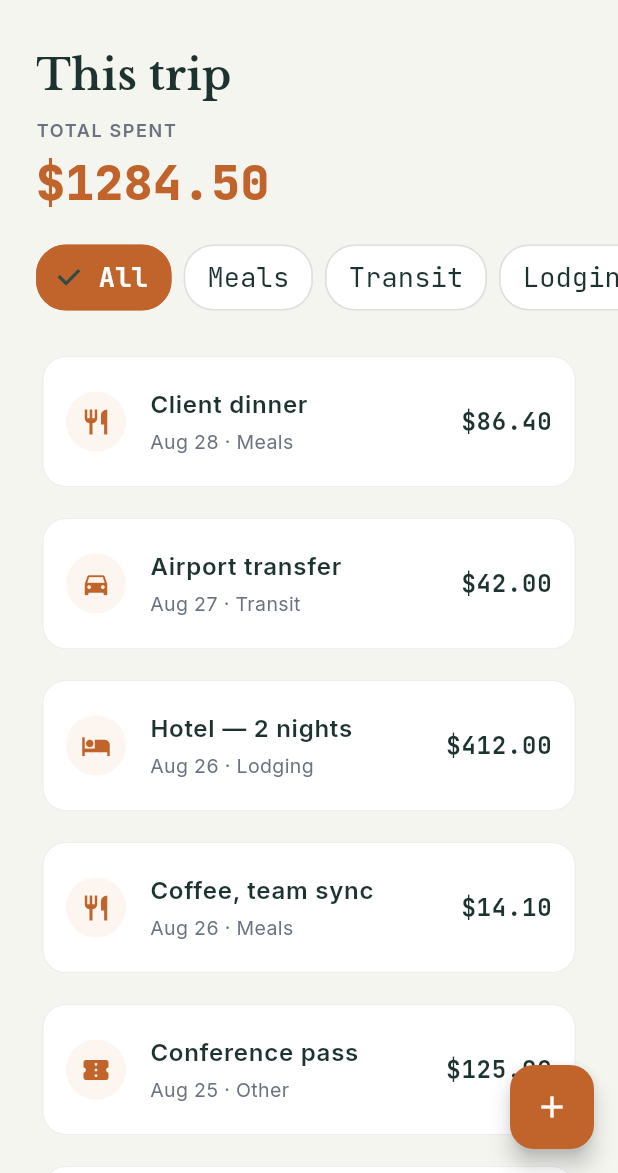
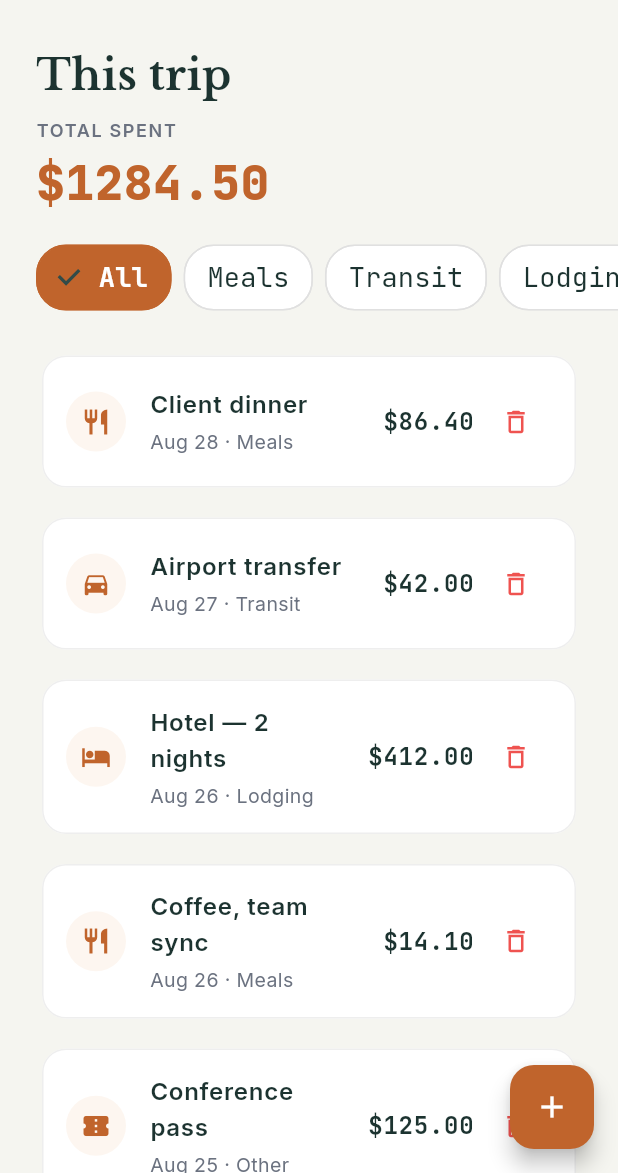
Before and after one commit to webapps-rvcits/waypoint, a Flutter app: the screen it shows after launch, after a tap on "Sign in", on a phone screen of 412 x 824 dp, the part 63-1236 px from its top. Run offline on Flutter 3.47's test engine with Material 3 defaults, Android fonts, the light colour scheme and no system bars; our stand-ins replace flutter_riverpod, fpdart, freezed_annotation, get_it, go_router, google_fonts and 2 more; accounts and stored records are empty; generated files the repository leaves out were written again.

Commit message:
feat: migrate storage to Hive, add password visibility toggle, and add delete expense button

```diff
--- a/lib/app/locator.dart
+++ b/lib/app/locator.dart
@@ -10,17 +10,19 @@ import '../features/expenses/data/repositories/expense_repository_impl.dart';
 import '../features/expenses/domain/repositories/expense_repository.dart';
 import '../features/expenses/domain/usecases/get_expenses_usecase.dart';
 
+import '../features/expenses/data/datasources/hive_expense_remote_data_source.dart';
+
 final locator = GetIt.instance;
 
 void setupLocator() {
   // Storage
-  locator.registerLazySingleton<TokenStorage>(() => SharedPrefTokenStorage());
+  locator.registerLazySingleton<TokenStorage>(() => HiveTokenStorage());
 
   // Data sources
   locator.registerLazySingleton<AuthRemoteDataSource>(
       () => MockAuthRemoteDataSource());
   locator.registerLazySingleton<ExpenseRemoteDataSource>(
-      () => MockExpenseRemoteDataSource());
+      () => HiveExpenseRemoteDataSource());
 
   // Repositories
   locator.registerLazySingleton<AuthRepository>(() => AuthRepositoryImpl(
--- a/lib/core/storage/token_storage.dart
+++ b/lib/core/storage/token_storage.dart
@@ -1,4 +1,4 @@
-import 'package:shared_preferences/shared_preferences.dart';
+import 'package:hive_flutter/hive_flutter.dart';
 
 abstract class TokenStorage {
   Future<void> saveToken(String token);
@@ -6,24 +6,32 @@ abstract class TokenStorage {
   Future<void> deleteToken();
 }
 
-class SharedPrefTokenStorage implements TokenStorage {
+class HiveTokenStorage implements TokenStorage {
+  static const _boxName = 'auth_box';
   static const _key = 'auth_token';
+
+  Future<Box> _getBox() async {
+    if (!Hive.isBoxOpen(_boxName)) {
+      return await Hive.openBox(_boxName);
+    }
+    return Hive.box(_boxName);
+  }
 
   @override
   Future<void> saveToken(String token) async {
-    final prefs = await SharedPreferences.getInstance();
-    await prefs.setString(_key, token);
+    final box = await _getBox();
+    await box.put(_key, token);
   }
 
   @override
   Future<String?> getToken() async {
-    final prefs = await SharedPreferences.getInstance();
-    return prefs.getString(_key);
+    final box = await _getBox();
+    return box.get(_key) as String?;
   }
 
   @override
   Future<void> deleteToken() async {
-    final prefs = await SharedPreferences.getInstance();
-    await prefs.remove(_key);
+    final box = await _getBox();
+    await box.delete(_key);
   }
 }
--- a/lib/features/auth/presentation/pages/login_page.dart
+++ b/lib/features/auth/presentation/pages/login_page.dart
@@ -22,6 +22,7 @@ class _LoginPageState extends ConsumerState<LoginPage> {
   final _passwordController = TextEditingController(text: 'Pass@123');
   final _formKey = GlobalKey<FormState>();
   bool _isLoading = false;
+  bool _obscurePassword = true;
 
   @override
   void dispose() {
@@ -141,10 +142,23 @@ class _LoginPageState extends ConsumerState<LoginPage> {
                   TextFormField(
                     key: const Key('login_password_field'),
                     controller: _passwordController,
-                    obscureText: true,
-                    decoration: const InputDecoration(
+                    obscureText: _obscurePassword,
+                    decoration: InputDecoration(
                       hintText: '••••••••',
                       labelText: 'Password',
+                      suffixIcon: IconButton(
+                        icon: Icon(
+                          _obscurePassword
+                              ? Icons.visibility_outlined
+                              : Icons.visibility_off_outlined,
+                          color: AppTheme.inkMuted,
+                        ),
+                        onPressed: () {
+                          setState(() {
+                            _obscurePassword = !_obscurePassword;
+                          });
+                        },
+                      ),
                     ),
                     validator: (val) {
                       if (val == null || val.length < 6) {
--- /dev/null
+++ b/lib/features/expenses/data/datasources/hive_expense_remote_data_source.dart
@@ -0,0 +1,143 @@
+import 'package:hive_flutter/hive_flutter.dart';
+import '../models/expense_model.dart';
+import 'expense_remote_data_source.dart';
+
+class HiveExpenseRemoteDataSource implements ExpenseRemoteDataSource {
+  static const _boxName = 'expenses_box';
+
+  Future<Box> _getBox() async {
+    if (!Hive.isBoxOpen(_boxName)) {
+      return await Hive.openBox(_boxName);
+    }
+    return Hive.box(_boxName);
+  }
+
+  List<ExpenseModel> _initialSeededExpenses() {
+    final now = DateTime.now();
+    return [
+      ExpenseModel(
+        id: 'exp_1',
+        amount: 86.40,
+        currency: 'USD',
+        title: 'Client dinner',
+        category: 'Meals',
+        date: now.subtract(const Duration(days: 0)).toIso8601String(),
+        note: 'Dinner with Acme Corp stakeholders',
+      ),
+      ExpenseModel(
+        id: 'exp_2',
+        amount: 42.00,
+        currency: 'USD',
+        title: 'Airport transfer',
+        category: 'Transit',
+        date: now.subtract(const Duration(days: 1)).toIso8601String(),
+        note: 'Taxi to terminal 2',
+      ),
+      ExpenseModel(
+        id: 'exp_3',
+        amount: 412.00,
+        currency: 'USD',
+        title: 'Hotel — 2 nights',
+        category: 'Lodging',
+        date: now.subtract(const Duration(days: 2)).toIso8601String(),
+        note: 'Grand Hyatt downtown',
+      ),
+      ExpenseModel(
+        id: 'exp_4',
+        amount: 14.10,
+        currency: 'USD',
+        title: 'Coffee, team sync',
+        category: 'Meals',
+        date: now.subtract(const Duration(days: 2)).toIso8601String(),
+        note: 'Morning espresso shots',
+      ),
+      ExpenseModel(
+        id: 'exp_5',
+        amount: 125.00,
+        currency: 'USD',
+        title: 'Conference pass',
+        category: 'Other',
+        date: now.subtract(const Duration(days: 3)).toIso8601String(),
+        note: 'Tech Summit Day 1 ticket',
+      ),
+      ExpenseModel(
+        id: 'exp_6',
+        amount: 55.00,
+        currency: 'USD',
+        title: 'Rideshare to venue',
+        category: 'Transit',
+        date: now.subtract(const Duration(days: 4)).toIso8601String(),
+      ),
+      ExpenseModel(
+        id: 'exp_7',
+        amount: 32.50,
+        currency: 'USD',
+        title: 'Team lunch',
+        category: 'Meals',
+        date: now.subtract(const Duration(days: 5)).toIso8601String(),
+      ),
+      ExpenseModel(
+        id: 'exp_8',
+        amount: 499.00,
+        currency: 'USD',
+        title: 'Roundtrip flight',
+        category: 'Transit',
+        date: now.subtract(const Duration(days: 6)).toIso8601String(),
+        note: 'Economy flex ticket',
+      ),
+      ExpenseModel(
+        id: 'exp_9',
+        amount: 18.50,
+        currency: 'USD',
+        title: 'Airport snacks',
+        category: 'Meals',
+        date: now.subtract(const Duration(days: 6)).toIso8601String(),
+      ),
+    ];
+  }
+
+  @override
+  Future<List<ExpenseModel>> fetchExpenses() async {
+    final box = await _getBox();
+    if (box.isEmpty) {
+      final initial = _initialSeededExpenses();
+      for (final model in initial) {
+        await box.put(model.id, model.toJson());
+      }
+    }
+
+    final rawList = box.values.toList();
+    final items = rawList
+        .map((e) => ExpenseModel.fromJson(Map<String, dynamic>.from(e as Map)))
+        .toList();
+
+    items.sort((a, b) => DateTime.parse(b.date).compareTo(DateTime.parse(a.date)));
+    return items;
+  }
+
+  @override
+  Future<ExpenseModel> addExpense(ExpenseModel model) async {
+    final box = await _getBox();
+    final newModel = model.copyWith(
+      id: 'exp_${DateTime.now().millisecondsSinceEpoch}',
+    );
+    await box.put(newModel.id, newModel.toJson());
+    return newModel;
+  }
+
+  @override
+  Future<ExpenseModel> updateExpense(ExpenseModel model) async {
+    final box = await _getBox();
+    if (box.containsKey(model.id)) {
+      await box.put(model.id, model.toJson());
+      return model;
+    }
+    throw Exception('Expense not found');
+  }
+
+  @override
+  Future<void> deleteExpense(String id) async {
+    final box = await _getBox();
+    await box.delete(id);
+  }
+}
--- a/lib/features/expenses/presentation/widgets/expense_card.dart
+++ b/lib/features/expenses/presentation/widgets/expense_card.dart
@@ -14,8 +14,13 @@ import '../../domain/entities/expense.dart';
 /// - Objective of Test: Ensure category icon matches category enum, date is formatted as 'MMM dd', amount uses JetBrains Mono font with '$' symbol, and onTap navigates to ExpenseDetailPage.
 class ExpenseCard extends StatelessWidget {
   final Expense expense;
+  final VoidCallback? onDelete;
 
-  const ExpenseCard({super.key, required this.expense});
+  const ExpenseCard({
+    super.key,
+    required this.expense,
+    this.onDelete,
+  });
 
   IconData _getCategoryIcon(String category) {
     switch (category) {
@@ -70,13 +75,28 @@ class ExpenseCard extends StatelessWidget {
             ),
           ),
         ),
-        trailing: Text(
+        trailing: Row(
+          mainAxisSize: MainAxisSize.min,
+          children: [
+            Text(
               '\$${expense.amount.toStringAsFixed(2)}',
               style: GoogleFonts.jetBrainsMono(
                 fontSize: 16,
                 fontWeight: FontWeight.bold,
                 color: AppTheme.inkDark,
               ),
+            ),
+            if (onDelete != null) ...[
+              const SizedBox(width: 4),
+              IconButton(
+                key: Key('delete_expense_${expense.id}'),
+                icon: const Icon(Icons.delete_outline, size: 20),
+                color: Colors.red.shade400,
+                tooltip: 'Delete expense',
+                onPressed: onDelete,
+              ),
+            ],
+          ],
         ),
         onTap: () {
           context.push('/expense/detail', extra: expense);
--- a/lib/main.dart
+++ b/lib/main.dart
@@ -1,11 +1,13 @@
 import 'package:flutter/material.dart';
 import 'package:flutter_riverpod/flutter_riverpod.dart';
+import 'package:hive_flutter/hive_flutter.dart';
 import 'app/locator.dart';
 import 'app/router.dart';
 import 'app/theme.dart';
 
 void main() async {
   WidgetsFlutterBinding.ensureInitialized();
+  await Hive.initFlutter();
   setupLocator();
   runApp(const ProviderScope(child: WaypointApp()));
 }
--- a/pubspec.yaml
+++ b/pubspec.yaml
@@ -42,11 +42,13 @@ dependencies:
   intl: ^0.19.0
   google_fonts: ^6.2.1
   http: ^1.2.1
-  shared_preferences: ^2.2.3
+  hive: ^2.2.3
+  hive_flutter: ^1.1.0
 
 dev_dependencies:
   flutter_test:
     sdk: flutter
+  hive_test: ^1.0.1
   flutter_lints: ^4.0.0
   build_runner: ^2.4.9
   riverpod_generator: ^2.4.0
```
Also changed, not shown: lib/features/expenses/presentation/pages/expense_list_page.dart (+33 -1 lines), 4 other files. Lines whose indentation alone changed are shown as unchanged.
